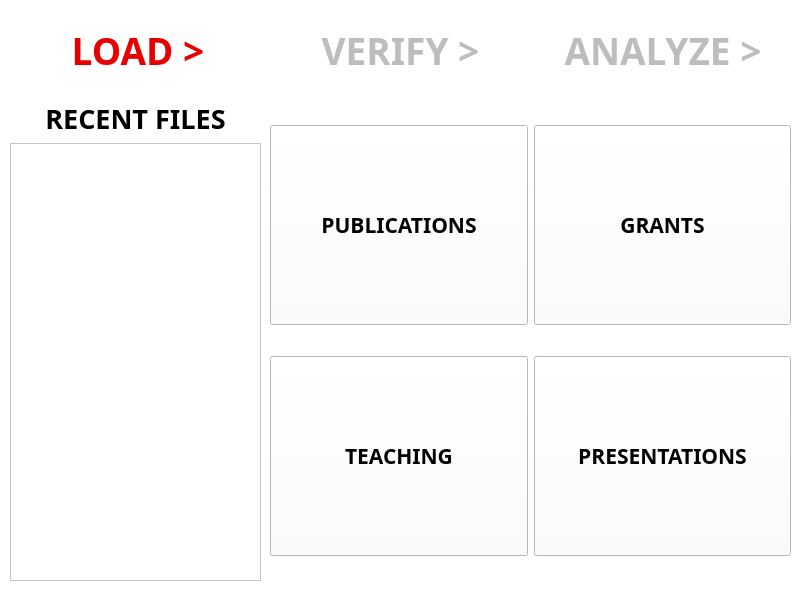
This is Project/AppleProject/load_csv.ui in JRWu/DataAggregation as Qt 5 draws it before an edit. The edited form follows.
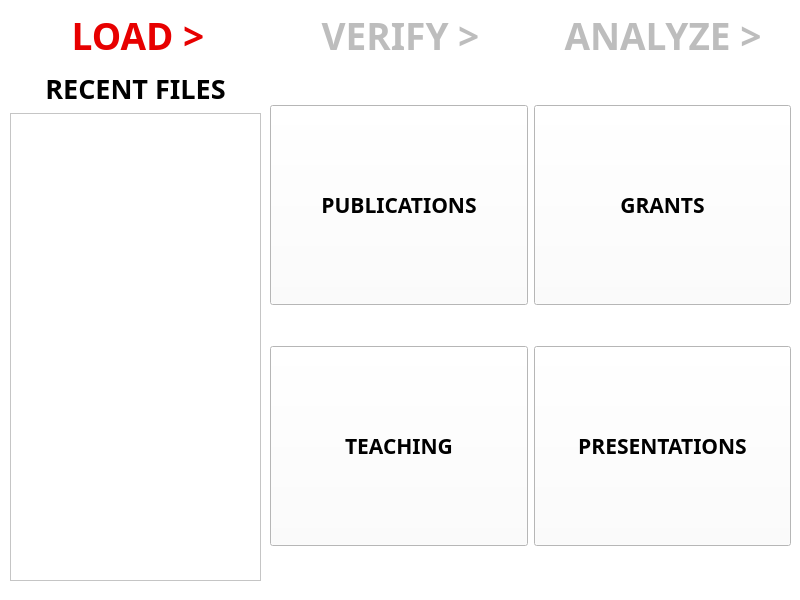
This is the edited form.

```diff
--- a/Project/AppleProject/load_csv.ui
+++ b/Project/AppleProject/load_csv.ui
@@ -2,6 +2,14 @@
 <ui version="4.0">
  <class>LoadCSV</class>
  <widget class="QMainWindow" name="LoadCSV">
+  <property name="geometry">
+   <rect>
+    <x>0</x>
+    <y>0</y>
+    <width>800</width>
+    <height>600</height>
+   </rect>
+  </property>
   <property name="minimumSize">
    <size>
     <width>800</width>
@@ -440,9 +448,9 @@
     <property name="geometry">
      <rect>
       <x>10</x>
-      <y>100</y>
+      <y>70</y>
       <width>251</width>
-      <height>481</height>
+      <height>511</height>
      </rect>
     </property>
     <layout class="QVBoxLayout" name="recent_files_area">
@@ -472,9 +480,9 @@
     <property name="geometry">
      <rect>
       <x>270</x>
-      <y>100</y>
+      <y>70</y>
       <width>521</width>
-      <height>481</height>
+      <height>511</height>
      </rect>
     </property>
     <layout class="QVBoxLayout" name="select_csv_area">
@@ -578,7 +586,7 @@
       <x>10</x>
       <y>10</y>
       <width>781</width>
-      <height>80</height>
+      <height>51</height>
      </rect>
     </property>
     <layout class="QHBoxLayout" name="navigation_area">
```
